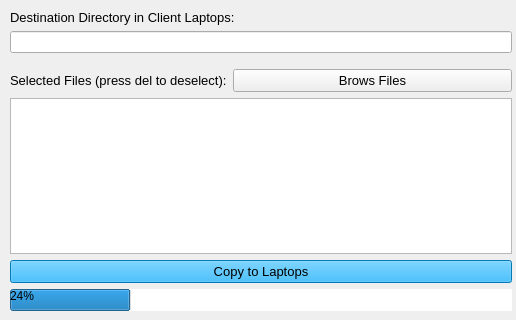
Old version of the form YorkULabSeating_lpc.ui in the repository tdgskinner/yorku-phys-lab-seating; both pictures show x 0 to 516 and y 0 to 320 of the 516 by 567 pixel window.
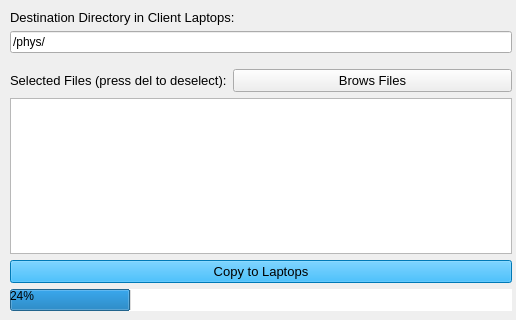
New version of the form.

The edit to the form file:
```diff
--- a/YorkULabSeating_lpc.ui
+++ b/YorkULabSeating_lpc.ui
@@ -27,7 +27,11 @@
    </property>
    <layout class="QFormLayout" name="formLayout">
     <item row="1" column="0" colspan="2">
-     <widget class="QLineEdit" name="lineEdit_destination_input"/>
+     <widget class="QLineEdit" name="lineEdit_destination_input">
+      <property name="text">
+       <string>/phys/</string>
+      </property>
+     </widget>
     </item>
     <item row="2" column="1">
      <spacer name="verticalSpacer">
```
Left out of the diff: 40 changed lines with no effect on the pictures.
